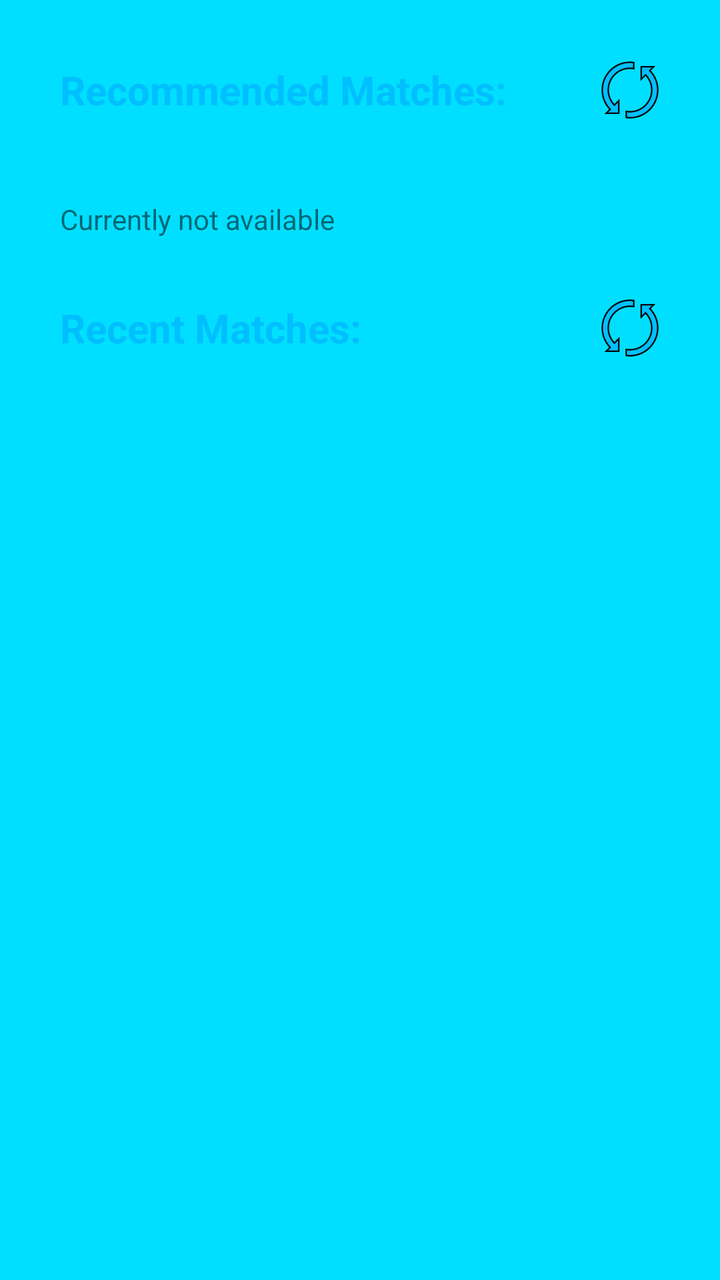
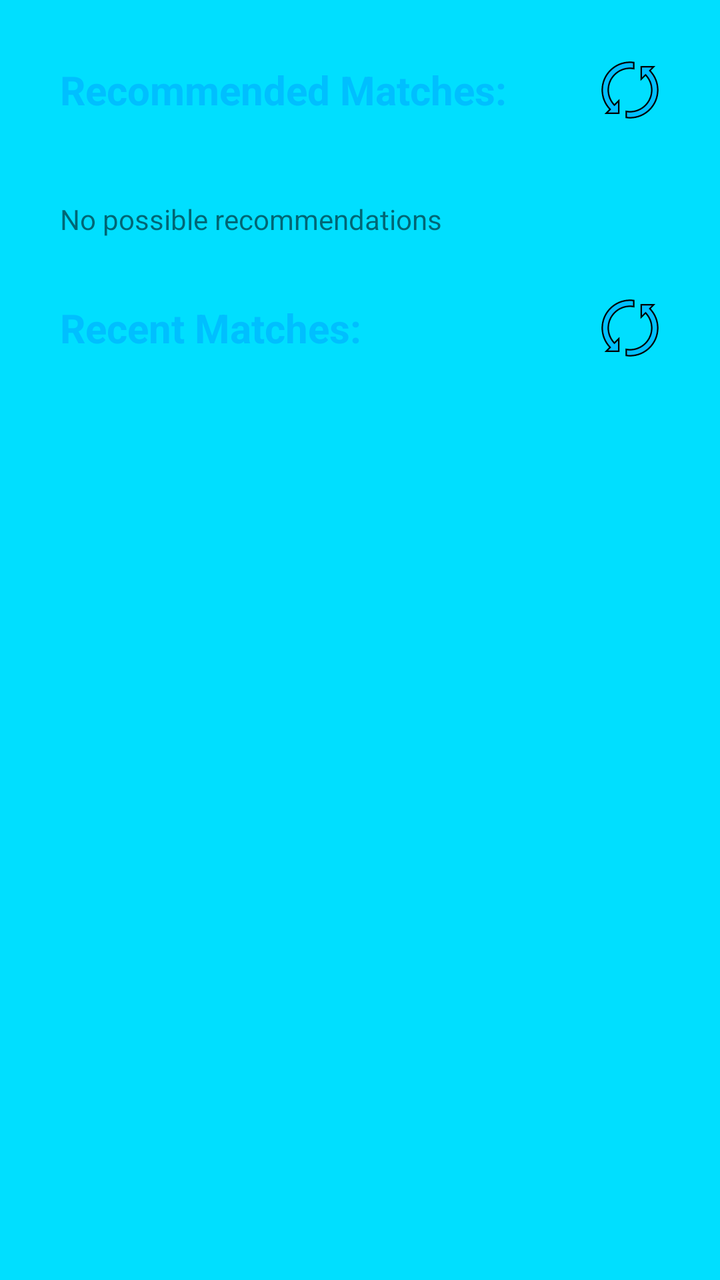

Before-and-after screenshots of an Android layout around one commit, followed by the original layout XML and the change that was made.
<!-- AndroidManifest.xml: application theme AppTheme -->
<!-- res/layout/fragment_home.xml -->
<?xml version="1.0" encoding="utf-8"?>
<ScrollView xmlns:android="http://schemas.android.com/apk/res/android"
    xmlns:tools="http://schemas.android.com/tools"
    android:layout_width="match_parent"
    android:layout_height="match_parent"
    android:background="@color/colorStatsActivity"
    tools:context=".statsFragments.HomeFragment">

    <LinearLayout
        android:layout_width="match_parent"
        android:layout_height="match_parent"
        android:orientation="vertical">

        <LinearLayout
            android:layout_width="match_parent"
            android:layout_height="wrap_content"
            android:layout_marginTop="30dp"
            android:layout_marginBottom="10dp"
            android:orientation="horizontal">

            <TextView
                android:layout_width="wrap_content"
                android:layout_height="wrap_content"
                android:layout_gravity="center"
                android:layout_marginStart="30dp"
                android:text="Recommended Matches:"
                android:textColor="@color/colorPrimaryDark"
                android:textSize="20sp"
                android:textStyle="bold" />

            <View
                android:layout_width="0dp"
                android:layout_height="0dp"
                android:layout_weight="1" />

            <Button
                android:id="@+id/refreshRecommendedMatches"
                android:layout_width="30dp"
                android:layout_height="30dp"
                android:layout_gravity="center"
                android:layout_marginEnd="30dp"
                android:background="@drawable/reload_icon" />
        </LinearLayout>

        <ListView
            android:id="@+id/recommendedMatches"
            android:layout_width="match_parent"
            android:layout_height="match_parent"
            android:layout_margin="10dp"
            android:layout_weight="1" />

        <TextView
            android:id="@+id/emptyRecommendedMatchesText"
            android:layout_width="wrap_content"
            android:layout_height="wrap_content"
            android:layout_marginStart="30dp"
            android:layout_marginTop="10dp"
            android:text="Currently not available"
            android:visibility="visible"/>

        <LinearLayout
            android:layout_width="match_parent"
            android:layout_height="wrap_content"
            android:layout_marginTop="30dp"
            android:layout_marginBottom="10dp"
            android:orientation="horizontal">

            <TextView
                android:layout_width="wrap_content"
                android:layout_height="wrap_content"
                android:layout_gravity="center"
                android:layout_marginStart="30dp"
                android:text="Recent Matches:"
                android:textColor="@color/colorPrimaryDark"
                android:textSize="20sp"
                android:textStyle="bold" />

            <View
                android:layout_width="0dp"
                android:layout_height="0dp"
                android:layout_weight="1" />

            <Button
                android:id="@+id/refreshRecentMatches"
                android:layout_width="30dp"
                android:layout_height="30dp"
                android:layout_gravity="center"
                android:layout_marginEnd="30dp"
                android:rotation="0"
                android:background="@drawable/reload_icon" />

        </LinearLayout>

        <ListView
            android:id="@+id/recentMatches"
            android:layout_width="match_parent"
            android:layout_height="115dp"
            android:layout_marginStart="10dp"
            android:layout_marginEnd="10dp"
            android:layout_marginTop="10dp"
            android:layout_marginBottom="100dp"
            android:layout_weight="1" />

        <TextView
            android:id="@+id/emptyRecentMatchesText"
            android:layout_width="wrap_content"
            android:layout_height="wrap_content"
            android:layout_marginStart="30dp"
            android:layout_marginTop="10dp"
            android:layout_marginBottom="100dp"
            android:text="Currently no recent matches"
            android:visibility="gone"/>

    </LinearLayout>
</ScrollView>
<!-- resources referenced by this layout -->
<resources>
  <color name="colorPrimaryDark">#00BFFF</color>
  <color name="colorStatsActivity">#00DFFF</color>
  <!-- drawable reload_icon (drawable) -->
  <vector xmlns:android="http://schemas.android.com/apk/res/android"
      android:width="200dp"
      android:height="200dp"
      android:viewportWidth="40"
      android:viewportHeight="40">
      <path android:fillColor="#00BFFF" android:pathData="M4.207,35.5l2.573-2.574l-0.328-0.353C3.259,29.143,1.5,24.677,1.5,20C1.5,9.799,9.799,1.5,20,1.5 c0.776,0,1.598,0.062,2.5,0.19v4.032C21.661,5.575,20.823,5.5,20,5.5C12.005,5.5,5.5,12.005,5.5,20 c0,3.578,1.337,7.023,3.765,9.701l0.353,0.389l2.883-2.883V35.5H4.207z"/>
      <path android:fillColor="#000000" android:pathData="M20,2c0.627,0,1.287,0.042,2,0.129v3.009C21.33,5.046,20.661,5,20,5C11.729,5,5,11.729,5,20 c0,3.702,1.383,7.267,3.894,10.037l0.705,0.778l0.743-0.743L12,28.414V35H5.414l1.379-1.379l0.682-0.682l-0.657-0.706 C3.711,28.895,2,24.551,2,20C2,10.075,10.075,2,20,2 M20,1C9.507,1,1,9.507,1,20c0,4.994,1.934,9.527,5.086,12.914L3,36h10V26 l-3.365,3.365C7.387,26.885,6,23.612,6,20c0-7.732,6.268-14,14-14c1.031,0,2.033,0.119,3,0.33V1.259C22.02,1.104,21.023,1,20,1 L20,1z"/>
      <path android:fillColor="#00BFFF" android:pathData="M20,38.5c-0.776,0-1.598-0.062-2.5-0.19v-4.032c0.839,0.147,1.677,0.222,2.5,0.222 c7.995,0,14.5-6.505,14.5-14.5c0-3.583-1.336-7.03-3.761-9.706l-0.353-0.389L27.5,12.793V4.5h8.293l-2.581,2.582l0.328,0.354 C36.738,10.872,38.5,15.334,38.5,20C38.5,30.201,30.201,38.5,20,38.5z"/>
      <path android:fillColor="#000000" android:pathData="M34.586,5l-1.387,1.387l-0.682,0.682l0.657,0.706C36.286,11.119,38,15.461,38,20 c0,9.925-8.075,18-18,18c-0.627,0-1.287-0.042-2-0.129v-3.009C18.67,34.954,19.339,35,20,35c8.271,0,15-6.729,15-15 c0-3.708-1.381-7.274-3.89-10.041l-0.705-0.778l-0.743,0.743L28,11.586V5H34.586 M37,4H27v10l3.369-3.369 C32.618,13.111,34,16.388,34,20c0,7.732-6.268,14-14,14c-1.031,0-2.033-0.119-3-0.33v5.071C17.98,38.896,18.977,39,20,39 c10.493,0,19-8.507,19-19c0-4.993-1.942-9.519-5.094-12.906L37,4L37,4z"/>
      </vector>
  <style name="AppTheme" parent="Theme.AppCompat.Light.NoActionBar">
          
          <item name="colorPrimary">@color/colorPrimary</item>
          <item name="colorPrimaryDark">@color/colorPrimaryDark</item>
          <item name="colorAccent">@color/colorAccent</item>
      </style>
  <color name="colorPrimary">#6200EE</color>
  <color name="colorAccent">#03DAC5</color>
</resources>

<!-- the commit's change to res/layout/fragment_home.xml (unified diff, before → after) -->
@@ -55,7 +55,7 @@
             android:layout_height="wrap_content"
             android:layout_marginStart="30dp"
             android:layout_marginTop="10dp"
-            android:text="Currently not available"
+            android:text="No possible recommendations"
             android:visibility="visible"/>
 
         <LinearLayout
